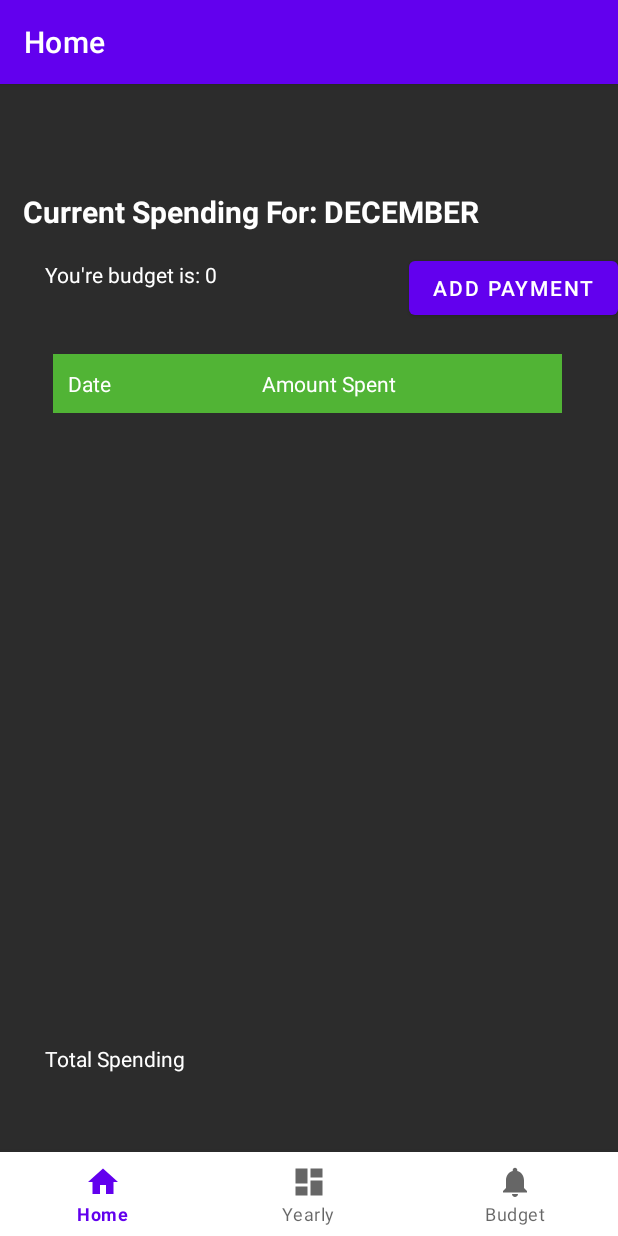
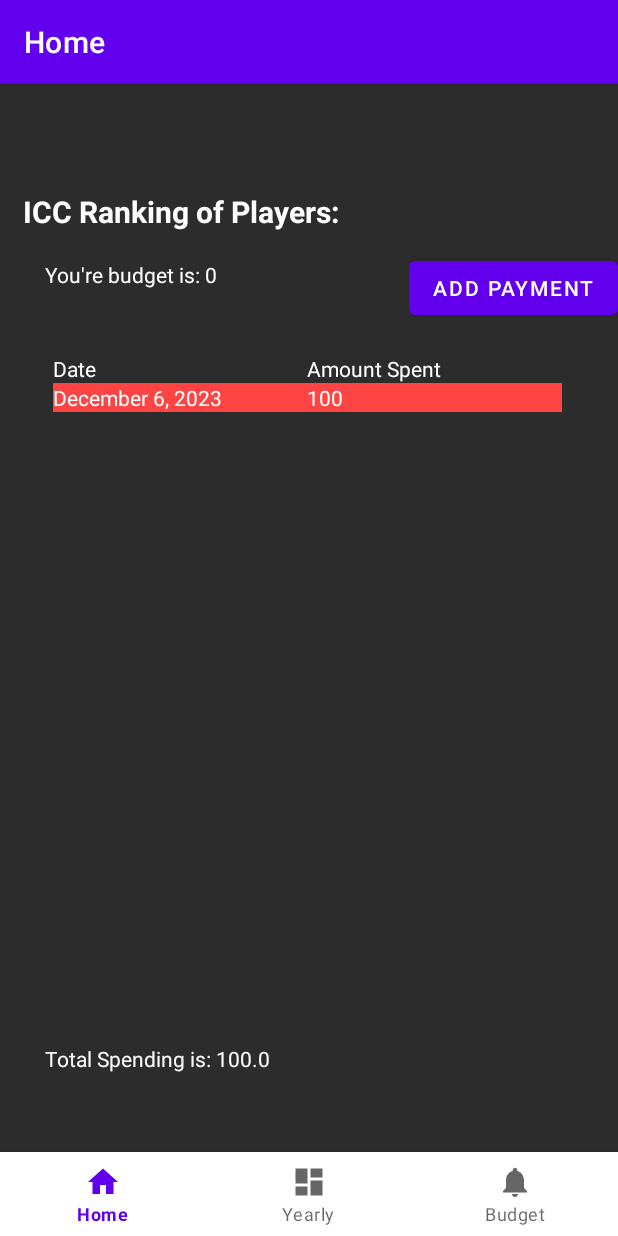
Before and after one commit to mirandae776/budget, an Android app: the screen it shows after launch (MainActivity), on a phone screen of 412 x 824 dp. Run offline under Robolectric (Android 15) with nearby library versions, the phone set to English and light mode, and no system bars; our stand-ins replace Room's generated code, navigation-ui.

Commit message:
Updated the UI

```diff
--- a/app/src/main/java/edu/msoe/budget_app/ui/home/HomeFragment.kt
+++ b/app/src/main/java/edu/msoe/budget_app/ui/home/HomeFragment.kt
@@ -37,6 +37,7 @@ import java.text.DecimalFormat
 import java.text.SimpleDateFormat
 import java.util.Calendar
 import java.util.Date
+import java.util.Locale
 import java.util.UUID
 
 
@@ -114,6 +115,14 @@ class HomeFragment : Fragment() {
     ): View {
         //var viewModel: DataViewModel = ViewModelProvider(this).get(DataViewModel::class.java)
         val viewModel by activityViewModels<DataViewModel>()
+        var spendingEntries = viewModel.getSpendingDetails(this.requireContext())
+        for(i in spendingEntries){
+            println(spendingEntries)
+        }
+        val currentMonth = Calendar.getInstance().get(Calendar.MONTH) + 1
+        val currentMonthString = currentMonth.toString()
+
+
 
 
 
@@ -131,8 +140,8 @@ class HomeFragment : Fragment() {
         // date format in it.
         val currentDate = sdf.format(Date())
         var dateParts = currentDate.split("-")
-        val currentMonth = dateParts[0]
-        val currentMonthName = viewModel.selectedMonth
+//        val currentMonth = dateParts[0]
+//        val currentMonthName = viewModel.selectedMonth
 
 
 //        val homeViewModel =
@@ -143,17 +152,19 @@ class HomeFragment : Fragment() {
 
 
         val tableLayout = root.findViewById<TableLayout>(R.id.tableLayout) // Assuming you have a TableLayout in your layout file with the ID 'tableLayout'
+
         val addButton = root.findViewById<Button>(R.id.addButton)
         addButton.setOnClickListener {
-            showAddPopup()
+            showAddPopup(spendingEntries)
         }
+        updateUI(viewModel)
 
 
 
         viewModel.spendingDetails.observe(viewLifecycleOwner) { spendingDetails ->
             if (spendingDetails.isNotEmpty()) {
-                recreateTable(viewModel)
-                updateUI(spendingDetails, tableLayout)
+                println("IS THIS CALLED")
+                updateUI(viewModel)
             }
         }
 
@@ -161,7 +172,7 @@ class HomeFragment : Fragment() {
 //        val totalView = root.findViewById<TextView>(R.id.totalText)
 //        totalView.text =  "Total Spending is: " + df.format(total) + " dollars"
         val currentMonthText = root.findViewById<TextView>(R.id.currentMonthText)
-        currentMonthText.text = "Current Spending For: $currentMonthName"
+        //currentMonthText.text = "Current Spending For: $currentMonthName"
 
         val budgetText = root.findViewById<TextView>(R.id.budgetText)
         val budget = viewModel.getBudget()
@@ -175,50 +186,104 @@ class HomeFragment : Fragment() {
         return root
     }
 
-    private fun updateUI(spendingDetails: List<SpendingDetail>, tableLayout: TableLayout) {
+    private fun updateUI(viewModel: DataViewModel) {
+        val spendingDetails = viewModel.getSpendingDetails(requireContext())
+        // Clear all views from the table
+
+        val tableLayout = root.findViewById<TableLayout>(R.id.tableLayout)
+        tableLayout.removeAllViews()
+
+        var total = 0.0 // Declare the total variable here
+        val budget = viewModel.getBudget()
+
+        // Add header row
+        val headerRow = TableRow(requireContext())
+
+        val headerDateTextView = TextView(requireContext())
+        headerDateTextView.text = "Date"
+        headerDateTextView.setTextColor(Color.WHITE)
+        headerDateTextView.layoutParams = getTableRowLayoutParams()
+        headerRow.addView(headerDateTextView)
+
+        val headerAmountSpentTextView = TextView(requireContext())
+        headerAmountSpentTextView.text = "Amount Spent"
+        headerAmountSpentTextView.setTextColor(Color.WHITE)
+        headerAmountSpentTextView.layoutParams = getTableRowLayoutParams()
+        headerRow.addView(headerAmountSpentTextView)
+
+        tableLayout.addView(headerRow)
+
+        val currentMonth = Calendar.getInstance().get(Calendar.MONTH) + 1
+
         for (item in spendingDetails) {
-            val row = TableRow(requireContext())
+            val calendar = Calendar.getInstance()
+            calendar.time = item.date
+            val spendingDetailMonth = calendar.get(Calendar.MONTH) + 1
 
-            val dateTextView = TextView(requireContext())
-            dateTextView.text = item.date.toString()
-            dateTextView.setTextColor(Color.WHITE)
+            if (spendingDetailMonth == currentMonth) {
+                val date = SimpleDateFormat("MMMM d, yyyy", Locale.getDefault()).format(item.date)
+                val formattedMoneySpent = df.format(item.amountSpent)
 
-            val dateLayoutParams = TableRow.LayoutParams(
-                TableRow.LayoutParams.WRAP_CONTENT,
-                TableRow.LayoutParams.WRAP_CONTENT
-            )
-            dateLayoutParams.weight = 1f
-            dateTextView.layoutParams = dateLayoutParams
+                val row = TableRow(root.context) // Create a new TableRow
+
+                val dateTextView = TextView(root.context) // Create a TextView for the date
+                dateTextView.text = date
+                dateTextView.setTextColor(Color.WHITE) // Set text color to white
+                dateTextView.layoutParams = getTableRowLayoutParams()
 
                 row.addView(dateTextView)
 
-            val moneySpentTextView = TextView(requireContext())
-            moneySpentTextView.text = df.format(item.amountSpent)
-            moneySpentTextView.setTextColor(Color.WHITE)
+                val moneySpentTextView = TextView(root.context) // Create a TextView for the money spent
+                moneySpentTextView.text = formattedMoneySpent
+                moneySpentTextView.setTextColor(Color.WHITE) // Set text color to white
+                moneySpentTextView.layoutParams = getTableRowLayoutParams()
 
-            val moneySpentLayoutParams = TableRow.LayoutParams(
-                TableRow.LayoutParams.WRAP_CONTENT,
-                TableRow.LayoutParams.WRAP_CONTENT
-            )
-            moneySpentLayoutParams.weight = 1f
-            moneySpentTextView.layoutParams = moneySpentLayoutParams
+                row.addView(moneySpentTextView) // Add the money spent TextView to the TableRow
 
-            row.addView(moneySpentTextView)
-            val blankView = TextView(requireContext())
+                // Update the total with the formattedMoneySpent value
+                total += item.amountSpent
+
+                // Check if the total exceeds the budget and highlight the row if needed
+                if (total > budget) {
+                    row.setBackgroundColor(root.resources.getColor(android.R.color.holo_red_light))
+                }
+
+                tableLayout.addView(row) // Add the TableRow to the TableLayout
+
+                val blankView = TextView(root.context)
                 blankView.text = ""
-            val blankRow = TableRow(requireContext())
+                blankView.layoutParams = getTableRowLayoutParams()
+                val blankRow = TableRow(root.context)
                 blankRow.addView(blankView)
                 tableLayout.addView(blankRow)
             }
         }
+        val totalText = root.findViewById<TextView>(R.id.totalText)
+        totalText.text = "Total Spending is: $total"
+    }
+
+    // Helper function to get TableRow.LayoutParams with equal weight
+    private fun getTableRowLayoutParams(): TableRow.LayoutParams {
+        return TableRow.LayoutParams(
+            0,
+            TableRow.LayoutParams.WRAP_CONTENT
+        ).apply {
+            weight = 1f
+        }
+    }
 
 
-    private fun showAddPopup() {
+
+
+
+
+
+    private fun showAddPopup(spendingDetails: List<SpendingDetail>) {
         val builder = AlertDialog.Builder(requireContext())
         val inflater = layoutInflater
         val dialogView = inflater.inflate(R.layout.popup_add, null)
         builder.setView(dialogView)
-
+        val tableLayout = root.findViewById<TableLayout>(R.id.tableLayout)
         selectedDateTextView = dialogView.findViewById(R.id.selectedDateTextView)
 
         // Set the initial value of selectedDateTextView to the current date
@@ -277,7 +342,9 @@ class HomeFragment : Fragment() {
             alertDialog.dismiss()
 
             // Recreate the table with updated data
-            recreateTable(viewModel)
+            //recreateTable(viewModel, spendingDetails)
+
+            updateUI(viewModel)
 
 
             cancelButton.setOnClickListener {
@@ -302,54 +369,62 @@ class HomeFragment : Fragment() {
     }
 
 
-    private fun recreateTable(viewModel: DataViewModel) {
-        // Clear existing views from the table
-        println("CALLED")
+    private fun recreateTable(viewModel: DataViewModel, spendingDetails: List<SpendingDetail>) {
         val tableLayout = root.findViewById<TableLayout>(R.id.tableLayout)
         tableLayout.removeAllViews()
 
-        // Get the updated data
-        val testing = viewModel.getSpendingDetails(root.context)
+        var total = 0.0 // Declare the total variable here
+        val budget = viewModel.getBudget()
+        val spend = viewModel.getSpendingDetails(requireContext())
 
-        var total = 0.0 // Declare the total variable here
 
-        // Get the budget from the ViewModel
-        val budget = activityViewModels<DataViewModel>().value.getBudget()
 
-        // Re-create the table with the updated data
-        for (spendingDetail in testing) {
+        // Add header row
+        val headerRow = TableRow(requireContext())
+
+        val headerDateTextView = TextView(requireContext())
+        headerDateTextView.text = "Date"
+        headerDateTextView.setTextColor(Color.WHITE)
+        headerDateTextView.layoutParams = getTableRowLayoutParams()
+        headerRow.addView(headerDateTextView)
+
+        val headerAmountSpentTextView = TextView(requireContext())
+        headerAmountSpentTextView.text = "Amount Spent"
+        headerAmountSpentTextView.setTextColor(Color.WHITE)
+        headerAmountSpentTextView.layoutParams = getTableRowLayoutParams()
+        headerRow.addView(headerAmountSpentTextView)
+
+        tableLayout.addView(headerRow)
+
+        val currentMonth = Calendar.getInstance().get(Calendar.MONTH) + 1
+
+        for (item in spend) {
+                val calendar = Calendar.getInstance()
+                calendar.time = item.date
+                val spendingDetailMonth = calendar.get(Calendar.MONTH) + 1
+
+                if (spendingDetailMonth == currentMonth) {
+                    val date = SimpleDateFormat("MMMM d, yyyy", Locale.getDefault()).format(item.date)
+                    val formattedMoneySpent = df.format(item.amountSpent)
+
                     val row = TableRow(root.context) // Create a new TableRow
 
                     val dateTextView = TextView(root.context) // Create a TextView for the date
-            dateTextView.text = SimpleDateFormat("yyyy-MM-dd").format(spendingDetail.date)
-            dateTextView.setTextColor(Color.WHITE)
-
-            val dateLayoutParams = TableRow.LayoutParams(
-                TableRow.LayoutParams.WRAP_CONTENT,
-                TableRow.LayoutParams.WRAP_CONTENT
-            )
-            dateLayoutParams.weight = 1f // Set the layout weight to 1
-            dateTextView.layoutParams = dateLayoutParams
+                    dateTextView.text = date
+                    dateTextView.setTextColor(Color.WHITE) // Set text color to white
+                    dateTextView.layoutParams = getTableRowLayoutParams()
 
                     row.addView(dateTextView)
 
-            val moneySpentTextView =
-                TextView(root.context) // Create a TextView for the money spent
-            val formattedMoneySpent = df.format(spendingDetail.amountSpent)
+                    val moneySpentTextView = TextView(root.context) // Create a TextView for the money spent
                     moneySpentTextView.text = formattedMoneySpent
-            moneySpentTextView.setTextColor(Color.WHITE)
-
-            val moneySpentLayoutParams = TableRow.LayoutParams(
-                TableRow.LayoutParams.WRAP_CONTENT,
-                TableRow.LayoutParams.WRAP_CONTENT
-            )
-            moneySpentLayoutParams.weight = 1f // Set the layout weight to 1
-            moneySpentTextView.layoutParams = moneySpentLayoutParams
+                    moneySpentTextView.setTextColor(Color.WHITE) // Set text color to white
+                    moneySpentTextView.layoutParams = getTableRowLayoutParams()
 
                     row.addView(moneySpentTextView) // Add the money spent TextView to the TableRow
 
                     // Update the total with the formattedMoneySpent value
-            total += spendingDetail.amountSpent
+                    total += item.amountSpent
 
                     // Check if the total exceeds the budget and highlight the row if needed
                     if (total > budget) {
@@ -357,47 +432,16 @@ class HomeFragment : Fragment() {
                     }
 
                     tableLayout.addView(row) // Add the TableRow to the TableLayout
-        }
 
-        /*for (item in SpendingDetails) {
-            val row = TableRow(root.context)
-
-            val dateTextView = TextView(root.context)
-            dateTextView.text = item.date.toString() // Update with the actual date property
-            dateTextView.setTextColor(Color.WHITE)
-
-            val dateLayoutParams = TableRow.LayoutParams(
-                TableRow.LayoutParams.WRAP_CONTENT,
-                TableRow.LayoutParams.WRAP_CONTENT
-            )
-            dateLayoutParams.weight = 1f
-            dateTextView.layoutParams = dateLayoutParams
-
-            row.addView(dateTextView)
-
-            val moneySpentTextView = TextView(root.context)
-            moneySpentTextView.text = df.format(item.amountSpent)
-            moneySpentTextView.setTextColor(Color.WHITE)
-
-            val moneySpentLayoutParams = TableRow.LayoutParams(
-                TableRow.LayoutParams.WRAP_CONTENT,
-                TableRow.LayoutParams.WRAP_CONTENT
-            )
-            moneySpentLayoutParams.weight = 1f
-            moneySpentTextView.layoutParams = moneySpentLayoutParams
-
-            row.addView(moneySpentTextView)
                     val blankView = TextView(root.context)
                     blankView.text = ""
+                    blankView.layoutParams = getTableRowLayoutParams()
                     val blankRow = TableRow(root.context)
                     blankRow.addView(blankView)
                     tableLayout.addView(blankRow)
-        }*/
+                }
+            }
 
-        // Update the totalView
-        val totalView = root.findViewById<TextView>(R.id.totalText)
-        println(total)
-        totalView.text = "Total Spending is: " + df.format(total) + " dollars"
     }
 
 
--- a/app/src/main/res/layout/fragment_home.xml
+++ b/app/src/main/res/layout/fragment_home.xml
@@ -76,22 +76,12 @@
 
             <!-- Add your TableRows with data here -->
             <TableRow
+                android:layout_width="match_parent"
+                android:layout_height="match_parent"
                 android:background="#51B435"
                 android:padding="10dp">
 
-                <TextView
-                    android:layout_width="wrap_content"
-                    android:layout_height="wrap_content"
-                    android:layout_weight="1"
-                    android:text="Date"
-                    android:textColor="#FFFFFF" />
 
-                <TextView
-                    android:layout_width="wrap_content"
-                    android:layout_height="wrap_content"
-                    android:layout_weight="1"
-                    android:text="Amount Spent"
-                    android:textColor="#FFFFFF" />
 
 
             </TableRow>
```
Lines whose indentation alone changed are shown as unchanged.
